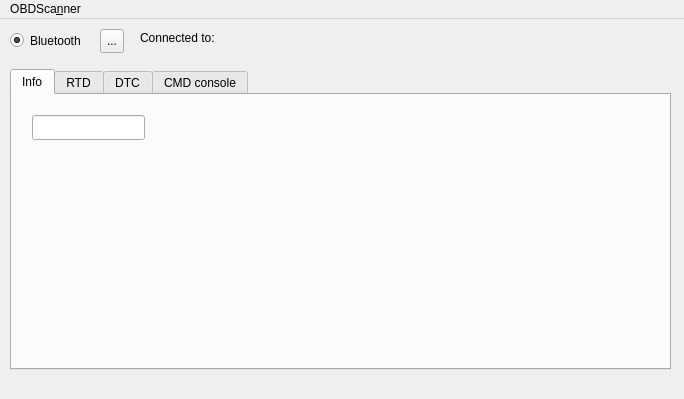
Before: the Qt Designer form obdscanner.ui in miiiiichal/OBDScanner, drawn with Qt 5.
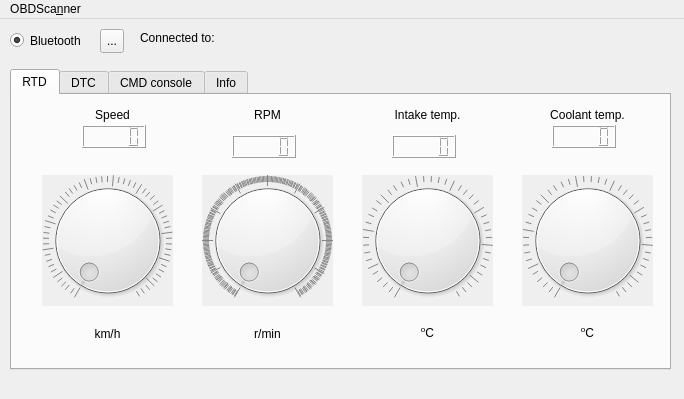
After: the same form once the commit is applied.

Diff of the .ui file:
```diff
--- a/obdscanner.ui
+++ b/obdscanner.ui
@@ -93,21 +93,6 @@
     <property name="tabBarAutoHide">
      <bool>false</bool>
     </property>
-    <widget class="QWidget" name="vin_tab">
-     <attribute name="title">
-      <string>Info</string>
-     </attribute>
-     <widget class="QLineEdit" name="info_testEdit">
-      <property name="geometry">
-       <rect>
-        <x>20</x>
-        <y>20</y>
-        <width>113</width>
-        <height>25</height>
-       </rect>
-      </property>
-     </widget>
-    </widget>
     <widget class="QWidget" name="rtd_tab">
      <attribute name="title">
       <string>RTD</string>
@@ -690,6 +675,19 @@
       </property>
      </widget>
     </widget>
+    <widget class="QWidget" name="widget">
+     <property name="enabled">
+      <bool>false</bool>
+     </property>
+     <property name="font">
+      <font>
+       <kerning>true</kerning>
+      </font>
+     </property>
+     <attribute name="title">
+      <string>Info</string>
+     </attribute>
+    </widget>
    </widget>
   </widget>
   <widget class="QMenuBar" name="menuBar">
```
Left out of the diff: 3 changed lines with no effect on the pictures.
